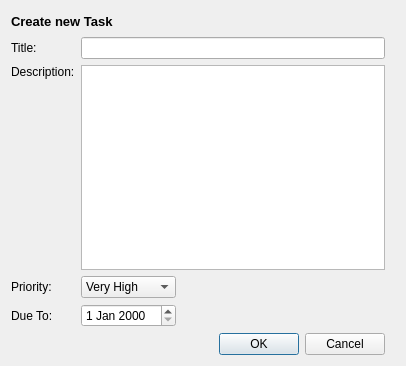
Above: Windows/edittask.ui from adjustive/Todo-Manager before the change. Below: the same form after it.
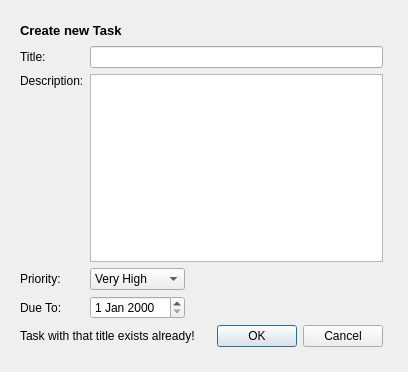
That is the form after the change.

The edit to the form file:
```diff
--- a/Windows/edittask.ui
+++ b/Windows/edittask.ui
@@ -2,22 +2,38 @@
 <ui version="4.0">
  <class>EditTask</class>
  <widget class="QDialog" name="EditTask">
+  <property name="enabled">
+   <bool>true</bool>
+  </property>
   <property name="geometry">
    <rect>
     <x>0</x>
     <y>0</y>
-    <width>406</width>
-    <height>366</height>
+    <width>408</width>
+    <height>372</height>
    </rect>
   </property>
   <property name="windowTitle">
    <string>Dialog</string>
   </property>
-  <layout class="QGridLayout" name="gridLayout_2">
-   <item row="0" column="0">
+  <widget class="QWidget" name="">
+   <property name="enabled">
+    <bool>true</bool>
+   </property>
+   <property name="geometry">
+    <rect>
+     <x>20</x>
+     <y>20</y>
+     <width>363</width>
+     <height>327</height>
+    </rect>
+   </property>
     <layout class="QGridLayout" name="gridLayout">
      <item row="0" column="0" colspan="2">
       <widget class="QLabel" name="label">
+      <property name="enabled">
+       <bool>true</bool>
+      </property>
        <property name="font">
         <font>
          <pointsize>10</pointsize>
@@ -32,6 +48,9 @@
      </item>
      <item row="0" column="2" colspan="3">
       <spacer name="horizontalSpacer_4">
+      <property name="enabled">
+       <bool>true</bool>
+      </property>
        <property name="orientation">
         <enum>Qt::Horizontal</enum>
        </property>
@@ -45,26 +64,43 @@
      </item>
      <item row="1" column="0">
       <widget class="QLabel" name="lTitle">
+      <property name="enabled">
+       <bool>true</bool>
+      </property>
        <property name="text">
         <string>Title:</string>
        </property>
       </widget>
      </item>
      <item row="1" column="1" colspan="4">
-      <widget class="QLineEdit" name="tTitle"/>
+     <widget class="QLineEdit" name="tTitle">
+      <property name="enabled">
+       <bool>true</bool>
+      </property>
+     </widget>
      </item>
      <item row="2" column="0">
       <widget class="QLabel" name="lDesc">
+      <property name="enabled">
+       <bool>true</bool>
+      </property>
        <property name="text">
         <string>Description:</string>
        </property>
       </widget>
      </item>
      <item row="2" column="1" rowspan="2" colspan="4">
-      <widget class="QTextEdit" name="tbDesc"/>
+     <widget class="QTextEdit" name="tbDesc">
+      <property name="enabled">
+       <bool>true</bool>
+      </property>
+     </widget>
      </item>
      <item row="3" column="0">
       <spacer name="verticalSpacer">
+      <property name="enabled">
+       <bool>true</bool>
+      </property>
        <property name="orientation">
         <enum>Qt::Vertical</enum>
        </property>
@@ -76,28 +112,21 @@
        </property>
       </spacer>
      </item>
-     <item row="3" column="5">
-      <spacer name="horizontalSpacer_2">
-       <property name="orientation">
-        <enum>Qt::Horizontal</enum>
-       </property>
-       <property name="sizeHint" stdset="0">
-        <size>
-         <width>18</width>
-         <height>20</height>
-        </size>
-       </property>
-      </spacer>
-     </item>
      <item row="4" column="0">
       <widget class="QLabel" name="lPriority">
+      <property name="enabled">
+       <bool>true</bool>
+      </property>
        <property name="text">
         <string>Priority:</string>
        </property>
       </widget>
      </item>
      <item row="4" column="1" colspan="2">
-      <widget class="QComboBox" name="comboBox">
+     <widget class="QComboBox" name="cbbPriority">
+      <property name="enabled">
+       <bool>true</bool>
+      </property>
        <item>
         <property name="text">
          <string>Very High</string>
@@ -127,6 +156,9 @@
      </item>
      <item row="4" column="3" colspan="2">
       <spacer name="horizontalSpacer">
+      <property name="enabled">
+       <bool>true</bool>
+      </property>
        <property name="orientation">
         <enum>Qt::Horizontal</enum>
        </property>
@@ -140,16 +172,26 @@
      </item>
      <item row="5" column="0">
       <widget class="QLabel" name="lDueTo">
+      <property name="enabled">
+       <bool>true</bool>
+      </property>
        <property name="text">
         <string>Due To:</string>
        </property>
       </widget>
      </item>
      <item row="5" column="1" colspan="2">
-      <widget class="QDateEdit" name="dateEdit"/>
+     <widget class="QDateEdit" name="deDueTo">
+      <property name="enabled">
+       <bool>true</bool>
+      </property>
+     </widget>
      </item>
      <item row="5" column="3" colspan="2">
       <spacer name="horizontalSpacer_3">
+      <property name="enabled">
+       <bool>true</bool>
+      </property>
        <property name="orientation">
         <enum>Qt::Horizontal</enum>
        </property>
@@ -162,20 +204,20 @@
       </spacer>
      </item>
      <item row="6" column="0" colspan="4">
-      <spacer name="horizontalSpacer_5">
-       <property name="orientation">
-        <enum>Qt::Horizontal</enum>
-       </property>
-       <property name="sizeHint" stdset="0">
-        <size>
-         <width>158</width>
-         <height>20</height>
-        </size>
-       </property>
-      </spacer>
+     <widget class="QLabel" name="lWarning">
+      <property name="enabled">
+       <bool>true</bool>
+      </property>
+      <property name="text">
+       <string>Task with that title exists already!</string>
+      </property>
+     </widget>
      </item>
      <item row="6" column="4">
       <widget class="QDialogButtonBox" name="buttonBox">
+      <property name="enabled">
+       <bool>true</bool>
+      </property>
        <property name="orientation">
         <enum>Qt::Horizontal</enum>
        </property>
@@ -185,8 +227,7 @@
       </widget>
      </item>
     </layout>
-   </item>
-  </layout>
+  </widget>
  </widget>
  <resources/>
  <connections>
```
Lines whose indentation alone changed are shown as unchanged.
